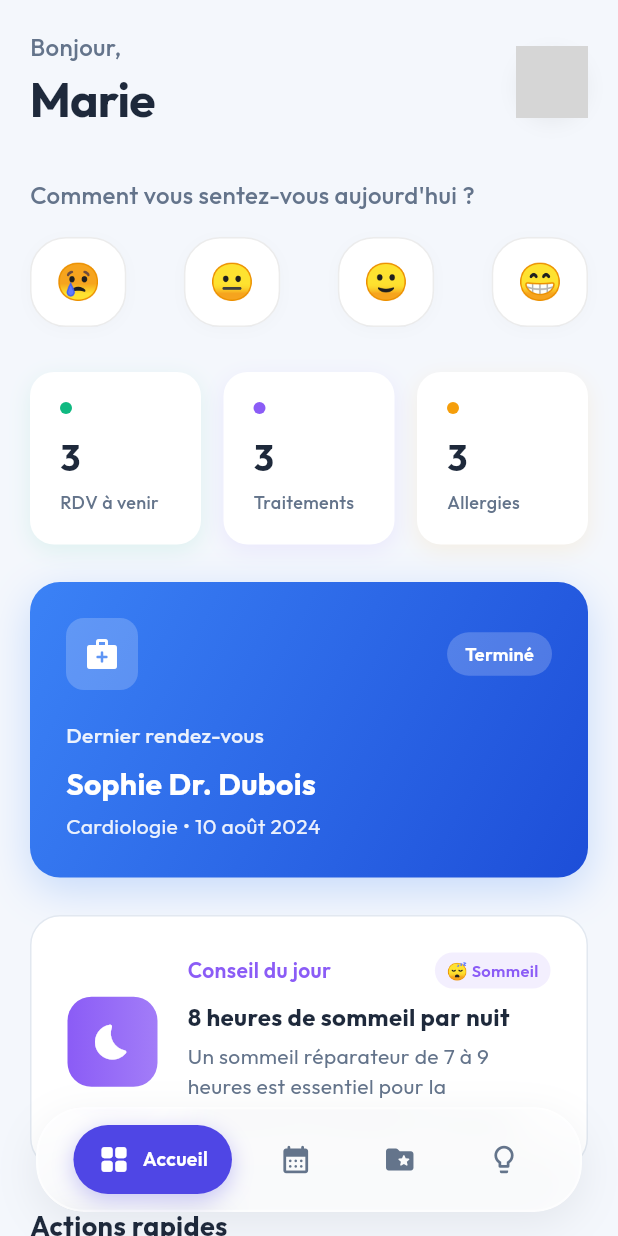
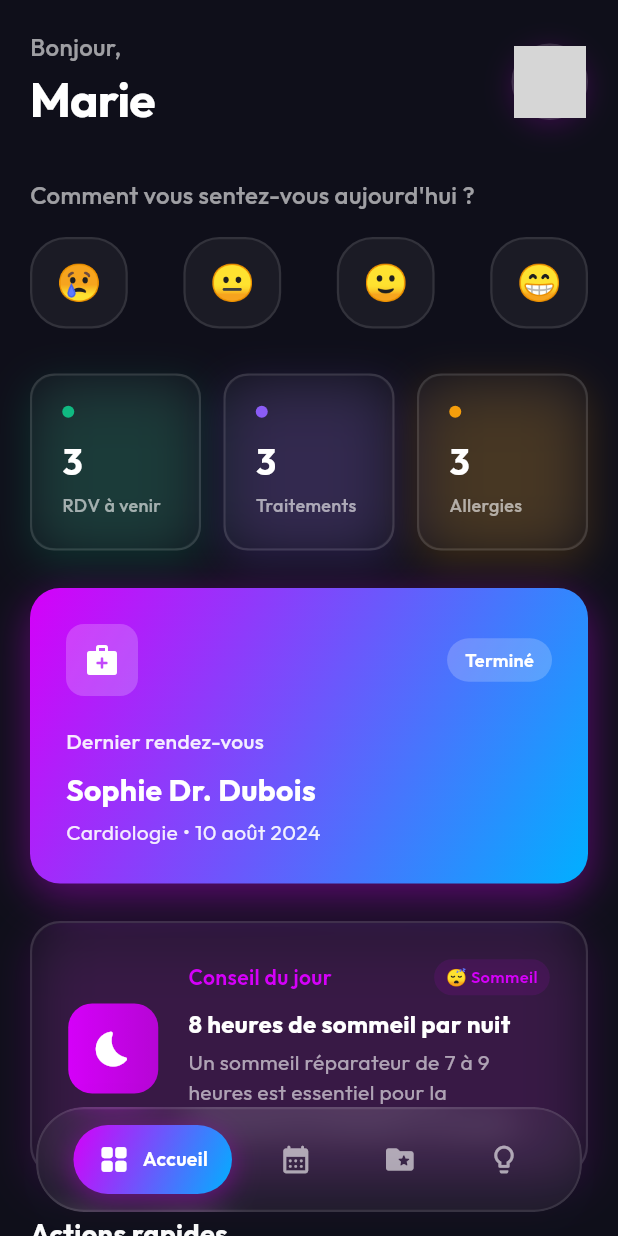
Before and after one commit to amdyCode/patient_portal, a Flutter app: the screen it shows after launch, on a phone screen of 412 x 824 dp. Run offline on Flutter 3.47's test engine with Material 3 defaults, Android fonts, the phone set to English and light mode, and no system bars; our stand-ins replace go_router, google_fonts; network calls fail; grey boxes are pictures that could not be loaded.

Commit message:
implement dark theme and improve visual consistency

```diff
--- a/lib/main.dart
+++ b/lib/main.dart
@@ -1,8 +1,8 @@
 import 'package:flutter/material.dart';
 import 'package:provider/provider.dart';
-import 'package:google_fonts/google_fonts.dart';
 import 'routes/app_routes.dart';
 import 'services/data_loader.dart';
+import 'theme/app_theme.dart';
 
 void main() {
   runApp(const MedicalPortalApp());
@@ -17,21 +17,7 @@ class MedicalPortalApp extends StatelessWidget {
       create: (context) => DataLoader(),
       child: MaterialApp.router(
         title: 'Portail Patient',
-        theme: ThemeData(
-          textTheme: GoogleFonts.outfitTextTheme(
-            Theme.of(context).textTheme,
-          ),
-          scaffoldBackgroundColor: const Color(0xFFF4F7FC),
-          primaryColor: const Color(0xFF4F46E5), // Deep Indigo
-          colorScheme: ColorScheme.fromSeed(
-            seedColor: const Color(0xFF4F46E5),
-            primary: const Color(0xFF4F46E5),
-            secondary: const Color(0xFF10B981), // Emerald accent
-            surface: Colors.white,
-            brightness: Brightness.light,
-          ),
-          useMaterial3: true,
-        ),
+        theme: AppTheme.darkTheme,
         routerConfig: AppRoutes.router,
         debugShowCheckedModeBanner: false,
       ),
--- a/lib/screens/home_screen.dart
+++ b/lib/screens/home_screen.dart
@@ -150,7 +150,7 @@ class _HomeScreenState extends State<HomeScreen> with TickerProviderStateMixin {
               '${_getTimeGreeting()},',
               style: const TextStyle(
                 fontSize: 16,
-                color: Color(0xFF64748B),
+                color: Colors.white60,
                 fontWeight: FontWeight.w500,
               ),
             ),
@@ -159,7 +159,7 @@ class _HomeScreenState extends State<HomeScreen> with TickerProviderStateMixin {
               style: const TextStyle(
                 fontSize: 32,
                 fontWeight: FontWeight.bold,
-                color: Color(0xFF1E293B),
+                color: Colors.white,
                 letterSpacing: -0.5,
               ),
             ),
@@ -167,12 +167,16 @@ class _HomeScreenState extends State<HomeScreen> with TickerProviderStateMixin {
         ),
         Container(
           decoration: BoxDecoration(
-            color: Colors.white,
+            color: Colors.white.withValues(alpha: 0.05),
             shape: BoxShape.circle,
+            border: Border.all(
+              color: Colors.white.withValues(alpha: 0.1),
+              width: 1.5,
+            ),
             boxShadow: [
               BoxShadow(
-                color: Colors.black.withValues(alpha: 0.05),
-                blurRadius: 10,
+                color: Theme.of(context).primaryColor.withValues(alpha: 0.2),
+                blurRadius: 15,
                 offset: const Offset(0, 4),
               )
             ]
@@ -254,7 +258,7 @@ class _HomeScreenState extends State<HomeScreen> with TickerProviderStateMixin {
           style: TextStyle(
             fontSize: 18,
             fontWeight: FontWeight.bold,
-            color: Color(0xFF1E293B),
+            color: Colors.white,
           ),
         ),
         const SizedBox(height: 16),
@@ -289,13 +293,17 @@ class _HomeScreenState extends State<HomeScreen> with TickerProviderStateMixin {
       child: Container(
         padding: const EdgeInsets.all(20),
         decoration: BoxDecoration(
-          color: Colors.white,
+          color: Colors.white.withValues(alpha: 0.05),
           borderRadius: BorderRadius.circular(24),
+          border: Border.all(
+            color: Colors.white.withValues(alpha: 0.1),
+            width: 1.5,
+          ),
           boxShadow: [
             BoxShadow(
-              color: color.withValues(alpha: 0.05),
-              blurRadius: 10,
-              offset: const Offset(0, 4),
+              color: color.withValues(alpha: 0.15),
+              blurRadius: 24,
+              offset: const Offset(0, 8),
             )
           ]
         ),
@@ -319,7 +327,7 @@ class _HomeScreenState extends State<HomeScreen> with TickerProviderStateMixin {
               style: const TextStyle(
                 fontSize: 14,
                 fontWeight: FontWeight.w600,
-                color: Color(0xFF1E293B),
+                color: Colors.white,
               ),
             ),
           ],
@@ -335,6 +343,7 @@ class _HomeScreenState extends State<HomeScreen> with TickerProviderStateMixin {
       context: context,
       builder: (BuildContext context) {
         return AlertDialog(
+          backgroundColor: const Color(0xFF1E1E2A),
           shape: RoundedRectangleBorder(
             borderRadius: BorderRadius.circular(24),
           ),
@@ -348,7 +357,7 @@ class _HomeScreenState extends State<HomeScreen> with TickerProviderStateMixin {
           content: Column(
             mainAxisSize: MainAxisSize.min,
             children: [
-              const Text('En cas d\'urgence vitale, appelez immédiatement le :'),
+              const Text('En cas d\'urgence vitale, appelez immédiatement le :', style: TextStyle(color: Colors.white60)),
               const SizedBox(height: 16),
               Container(
                 padding: const EdgeInsets.all(16),
--- /dev/null
+++ b/lib/theme/app_theme.dart
@@ -0,0 +1,36 @@
+import 'package:flutter/material.dart';
+import 'package:google_fonts/google_fonts.dart';
+
+class AppTheme {
+  // Backgrounds
+  static const Color backgroundDark = Color(0xFF0F0F1A);
+  static const Color surfaceDark = Color(0xFF1E1E2A);
+
+  // Neon Accents
+  static const Color neonPurple = Color(0xFFD500F9);
+  static const Color neonBlue = Color(0xFF00B0FF);
+  static const Color neonGreen = Color(0xFF00E676);
+  static const Color neonOrange = Color(0xFFFF9100);
+
+  // Gradients
+  static const LinearGradient neonGradient = LinearGradient(
+    colors: [neonPurple, neonBlue],
+    begin: Alignment.topLeft,
+    end: Alignment.bottomRight,
+  );
+
+  static ThemeData get darkTheme {
+    return ThemeData.dark().copyWith(
+      scaffoldBackgroundColor: backgroundDark,
+      primaryColor: neonPurple,
+      colorScheme: const ColorScheme.dark(
+        primary: neonPurple,
+        secondary: neonBlue,
+        surface: surfaceDark,
+        background: backgroundDark,
+      ),
+      textTheme: GoogleFonts.outfitTextTheme(ThemeData.dark().textTheme),
+      useMaterial3: true,
+    );
+  }
+}
--- a/lib/widgets/health_tip_card.dart
+++ b/lib/widgets/health_tip_card.dart
@@ -1,5 +1,7 @@
 import 'package:flutter/material.dart';
 import '../models/recommandation.dart';
+import '../theme/app_theme.dart';
+import 'dart:ui';
 
 class HealthTipCard extends StatelessWidget {
   final Recommandation recommandation;
@@ -12,13 +14,28 @@ class HealthTipCard extends StatelessWidget {
   @override
   Widget build(BuildContext context) {
     return Container(
-      padding: const EdgeInsets.all(24),
       decoration: BoxDecoration(
-        color: Colors.white,
+        color: Colors.white.withValues(alpha: 0.05),
         borderRadius: BorderRadius.circular(20),
-        border: Border.all(color: const Color(0xFFE2E8F0), width: 1),
+        border: Border.all(
+          color: Colors.white.withValues(alpha: 0.1),
+          width: 1.5,
+        ),
+        boxShadow: [
+          BoxShadow(
+            color: _getCategoryColor().withValues(alpha: 0.15),
+            blurRadius: 24,
+            offset: const Offset(0, 8),
+          ),
+        ],
       ),
-      child: Row(
+      child: ClipRRect(
+        borderRadius: BorderRadius.circular(20),
+        child: BackdropFilter(
+          filter: ImageFilter.blur(sigmaX: 16, sigmaY: 16),
+          child: Padding(
+            padding: const EdgeInsets.all(24),
+            child: Row(
         children: [
           Container(
             width: 60,
@@ -74,7 +91,7 @@ class HealthTipCard extends StatelessWidget {
                   style: const TextStyle(
                     fontSize: 16,
                     fontWeight: FontWeight.bold,
-                    color: Color(0xFF1E293B),
+                    color: Colors.white,
                   ),
                 ),
                 const SizedBox(height: 4),
@@ -82,7 +99,7 @@ class HealthTipCard extends StatelessWidget {
                   recommandation.description,
                   style: const TextStyle(
                     fontSize: 14,
-                    color: Color(0xFF64748B),
+                    color: Colors.white60,
                     height: 1.4,
                   ),
                   maxLines: 3,
@@ -93,17 +110,20 @@ class HealthTipCard extends StatelessWidget {
           ),
         ],
       ),
+          ),
+        ),
+      ),
     );
   }
 
   Color _getCategoryColor() {
     switch (recommandation.categorie) {
       case CategorieRecommandation.sommeil:
-        return const Color(0xFF8B5CF6);
+        return AppTheme.neonPurple;
       case CategorieRecommandation.nutrition:
-        return const Color(0xFF10B981);
+        return AppTheme.neonGreen;
       case CategorieRecommandation.activitePhysique:
-        return const Color(0xFF3B82F6);
+        return AppTheme.neonBlue;
     }
   }
 
--- a/lib/widgets/interactive_mood_selector.dart
+++ b/lib/widgets/interactive_mood_selector.dart
@@ -1,4 +1,5 @@
 import 'package:flutter/material.dart';
+import '../theme/app_theme.dart';
 
 class InteractiveMoodSelector extends StatefulWidget {
   const InteractiveMoodSelector({super.key});
@@ -11,10 +12,10 @@ class _InteractiveMoodSelectorState extends State<InteractiveMoodSelector> {
   int? _selectedIndex;
 
   final List<Map<String, dynamic>> _moods = [
-    {'icon': '😢', 'label': 'Pas top', 'color': Color(0xFFEF4444)},
-    {'icon': '😐', 'label': 'Moyen', 'color': Color(0xFFF59E0B)},
-    {'icon': '🙂', 'label': 'Bien', 'color': Color(0xFF10B981)},
-    {'icon': '😁', 'label': 'Super', 'color': Color(0xFF3B82F6)},
+    {'icon': '😢', 'label': 'Pas top', 'color': Color(0xFFFF5252)},
+    {'icon': '😐', 'label': 'Moyen', 'color': AppTheme.neonOrange},
+    {'icon': '🙂', 'label': 'Bien', 'color': AppTheme.neonGreen},
+    {'icon': '😁', 'label': 'Super', 'color': AppTheme.neonBlue},
   ];
 
   @override
@@ -26,7 +27,7 @@ class _InteractiveMoodSelectorState extends State<InteractiveMoodSelector> {
           'Comment vous sentez-vous aujourd\'hui ?',
           style: TextStyle(
             fontSize: 16,
-            color: Color(0xFF64748B),
+            color: Colors.white60,
             fontWeight: FontWeight.w500,
           ),
         ),
@@ -52,27 +53,21 @@ class _InteractiveMoodSelectorState extends State<InteractiveMoodSelector> {
                   vertical: isSelected ? 16 : 12,
                 ),
                 decoration: BoxDecoration(
-                  color: isSelected ? color.withValues(alpha: 0.15) : Colors.white,
+                  color: isSelected ? color.withValues(alpha: 0.15) : Colors.white.withValues(alpha: 0.05),
                   borderRadius: BorderRadius.circular(24),
                   border: Border.all(
-                    color: isSelected ? color.withValues(alpha: 0.5) : Colors.grey.withValues(alpha: 0.2),
-                    width: isSelected ? 2 : 1,
+                    color: isSelected ? color.withValues(alpha: 0.5) : Colors.white.withValues(alpha: 0.1),
+                    width: isSelected ? 2 : 1.5,
                   ),
                   boxShadow: isSelected
                       ? [
                           BoxShadow(
-                            color: color.withValues(alpha: 0.2),
-                            blurRadius: 12,
+                            color: color.withValues(alpha: 0.25),
+                            blurRadius: 20,
                             offset: const Offset(0, 4),
                           )
                         ]
-                      : [
-                          BoxShadow(
-                            color: Colors.black.withValues(alpha: 0.02),
-                            blurRadius: 8,
-                            offset: const Offset(0, 2),
-                          )
-                        ],
+                      : [],
                 ),
                 child: Column(
                   children: [
--- a/lib/widgets/last_appointment_card.dart
+++ b/lib/widgets/last_appointment_card.dart
@@ -1,4 +1,5 @@
 import 'package:flutter/material.dart';
+import '../theme/app_theme.dart';
 import '../services/data_loader.dart';
 import '../models/appointment.dart';
 
@@ -32,15 +33,11 @@ class LastAppointmentCard extends StatelessWidget {
         return Container(
           padding: const EdgeInsets.all(24),
           decoration: BoxDecoration(
-            gradient: const LinearGradient(
-              colors: [Color(0xFF3B82F6), Color(0xFF1D4ED8)],
-              begin: Alignment.topLeft,
-              end: Alignment.bottomRight,
-            ),
+            gradient: AppTheme.neonGradient,
             borderRadius: BorderRadius.circular(20),
             boxShadow: [
               BoxShadow(
-                color: const Color(0xFF3B82F6).withValues(alpha: 0.25),
+                color: AppTheme.neonPurple.withValues(alpha: 0.4),
                 offset: const Offset(0, 8),
                 blurRadius: 24,
               ),
--- a/lib/widgets/main_navigation_wrapper.dart
+++ b/lib/widgets/main_navigation_wrapper.dart
@@ -2,6 +2,7 @@ import 'dart:ui';
 import 'package:flutter/material.dart';
 import 'package:go_router/go_router.dart';
 import '../routes/app_routes.dart';
+import '../theme/app_theme.dart';
 
 class MainNavigationWrapper extends StatefulWidget {
   final Widget child;
@@ -85,10 +86,10 @@ class _MainNavigationWrapperState extends State<MainNavigationWrapper> {
                 height: 70,
                 padding: const EdgeInsets.symmetric(horizontal: 8),
                 decoration: BoxDecoration(
-                  color: Colors.white.withValues(alpha: 0.75),
+                  color: Colors.white.withValues(alpha: 0.05),
                   borderRadius: BorderRadius.circular(32),
                   border: Border.all(
-                    color: Colors.white.withValues(alpha: 0.6),
+                    color: Colors.white.withValues(alpha: 0.1),
                     width: 1.5,
                   ),
                 ),
@@ -111,7 +112,6 @@ class _MainNavigationWrapperState extends State<MainNavigationWrapper> {
 
   Widget _buildNavItem(int index, IconData icon, String label, int currentIndex) {
     bool isSelected = currentIndex == index;
-    final primaryColor = Theme.of(context).primaryColor;
 
     return GestureDetector(
       onTap: () => _onTabTapped(index),
@@ -121,12 +121,13 @@ class _MainNavigationWrapperState extends State<MainNavigationWrapper> {
         curve: Curves.easeOutCubic,
         padding: const EdgeInsets.symmetric(horizontal: 16, vertical: 12),
         decoration: BoxDecoration(
-          color: isSelected ? primaryColor : Colors.transparent,
+          gradient: isSelected ? AppTheme.neonGradient : null,
+          color: isSelected ? null : Colors.transparent,
           borderRadius: BorderRadius.circular(24),
           boxShadow: isSelected ? [
             BoxShadow(
-              color: primaryColor.withValues(alpha: 0.3),
-              blurRadius: 12,
+              color: AppTheme.neonPurple.withValues(alpha: 0.4),
+              blurRadius: 15,
               offset: const Offset(0, 4),
             )
           ] : [],
@@ -136,7 +137,7 @@ class _MainNavigationWrapperState extends State<MainNavigationWrapper> {
           children: [
             Icon(
               icon,
-              color: isSelected ? Colors.white : const Color(0xFF64748B),
+              color: isSelected ? Colors.white : Colors.white60,
               size: 22,
             ),
             if (isSelected) ...[
--- a/lib/widgets/stat_card.dart
+++ b/lib/widgets/stat_card.dart
@@ -1,4 +1,5 @@
 import 'package:flutter/material.dart';
+import 'dart:ui';
 
 class StatCard extends StatelessWidget {
   final String value;
@@ -15,19 +16,28 @@ class StatCard extends StatelessWidget {
   @override
   Widget build(BuildContext context) {
     return Container(
-      padding: const EdgeInsets.all(20),
       decoration: BoxDecoration(
-        color: Colors.white,
+        color: Colors.white.withValues(alpha: 0.05),
         borderRadius: BorderRadius.circular(16),
+        border: Border.all(
+          color: Colors.white.withValues(alpha: 0.1),
+          width: 1.5,
+        ),
         boxShadow: [
           BoxShadow(
-            color: color.withValues(alpha: 0.1),
-            offset: const Offset(0, 4),
-            blurRadius: 12,
+            color: color.withValues(alpha: 0.2),
+            offset: const Offset(0, 8),
+            blurRadius: 24,
           ),
         ],
       ),
-      child: Column(
+      child: ClipRRect(
+        borderRadius: BorderRadius.circular(16),
+        child: BackdropFilter(
+          filter: ImageFilter.blur(sigmaX: 16, sigmaY: 16),
+          child: Padding(
+            padding: const EdgeInsets.all(20),
+            child: Column(
         crossAxisAlignment: CrossAxisAlignment.start,
         children: [
           Container(
@@ -44,7 +54,7 @@ class StatCard extends StatelessWidget {
             style: const TextStyle(
               fontSize: 24,
               fontWeight: FontWeight.bold,
-              color: Color(0xFF1E293B),
+              color: Colors.white,
             ),
           ),
           const SizedBox(height: 4),
@@ -52,12 +62,15 @@ class StatCard extends StatelessWidget {
             label,
             style: const TextStyle(
               fontSize: 12,
-              color: Color(0xFF64748B),
+              color: Colors.white60,
               fontWeight: FontWeight.w500,
             ),
           ),
         ],
       ),
+          ),
+        ),
+      ),
     );
   }
 }
```
Also changed, not shown: lib/screens/appointments_screen.dart (+14 -8 lines), lib/widgets/appointment_card.dart (+32 -17 lines), lib/widgets/filter_tabs.dart (+11 -13 lines).
